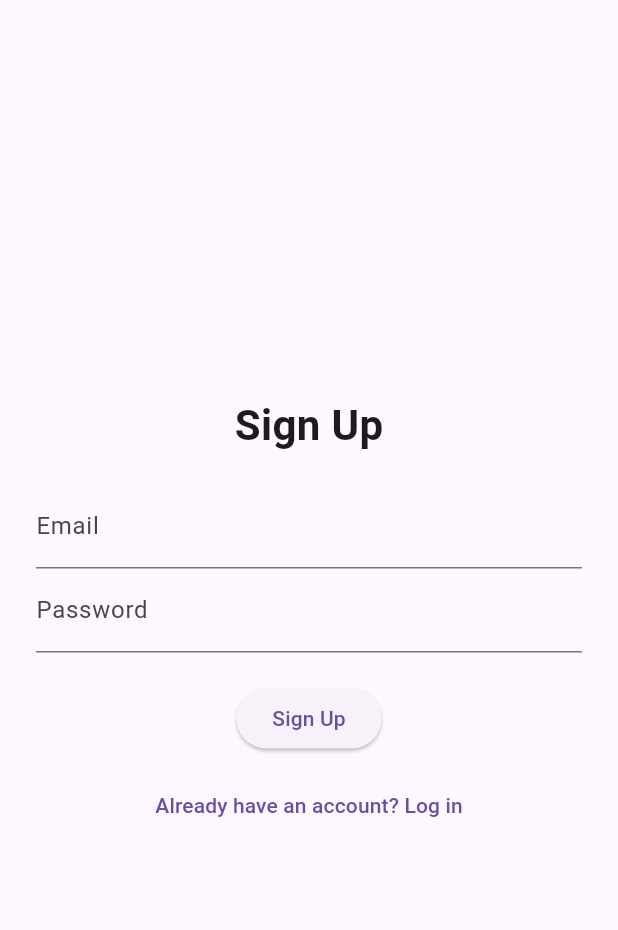
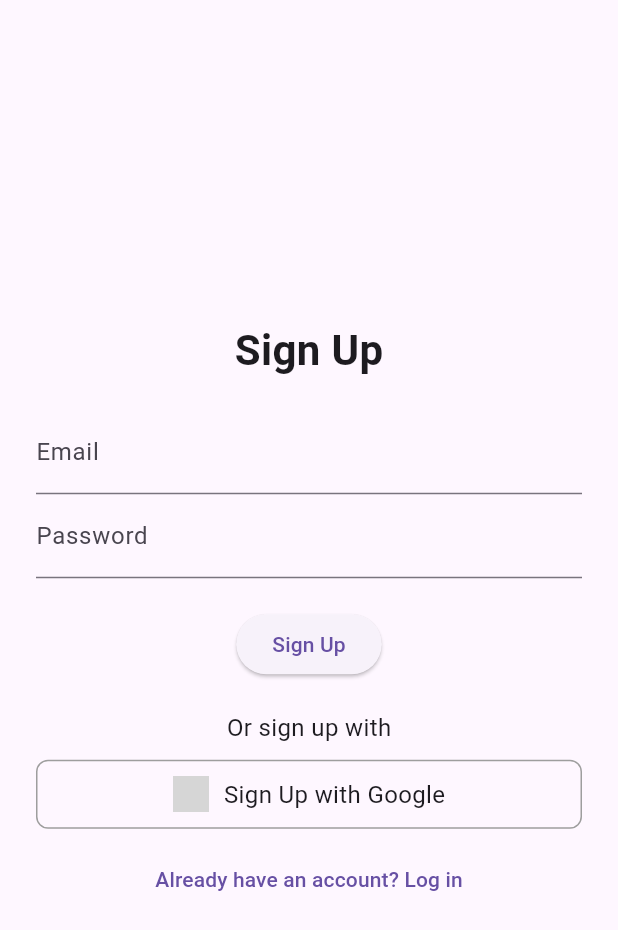
Before and after one commit to Devarsh-42/Initial-Firebase, a Flutter app: the screen it shows after launch, on a phone screen of 412 x 824 dp. Shown: the top 930 px of the screen. Run offline on Flutter 3.47's test engine with Material 3 defaults, Android fonts, the phone set to English and light mode, and no system bars; our stand-ins replace firebase_auth, firebase_core, google_sign_in; accounts and stored records are empty; grey boxes are pictures that could not be loaded.

Commit message:
google Auth Codes

```diff
--- a/lib/screens/signup_screen.dart
+++ b/lib/screens/signup_screen.dart
@@ -44,13 +44,40 @@ class _SignupPageState extends State<SignupPage> {
       if (user != null) {
         Navigator.pushReplacement(
           context,
-          MaterialPageRoute(builder: (context) => HomePage(userEmail: user.email ?? "Unknown")),
+          MaterialPageRoute(
+            builder: (context) => HomePage(userEmail: user.email ?? "Unknown"),
+          ),
         );
       } else {
         ScaffoldMessenger.of(context).showSnackBar(
           const SnackBar(content: Text('Signup failed. Try again.')),
         );
       }
+    }
+  }
+
+  void _signInWithGoogle() async {
+    setState(() {
+      _isLoading = true;
+    });
+
+    User? user = await _authService.signInWithGoogle();
+
+    setState(() {
+      _isLoading = false;
+    });
+
+    if (user != null) {
+      Navigator.pushReplacement(
+        context,
+        MaterialPageRoute(
+          builder: (context) => HomePage(userEmail: user.email ?? "Unknown"),
+        ),
+      );
+    } else {
+      ScaffoldMessenger.of(context).showSnackBar(
+        const SnackBar(content: Text('Google sign-in failed. Try again.')),
+      );
     }
   }
 
@@ -92,6 +119,28 @@ class _SignupPageState extends State<SignupPage> {
                 ],
               ),
             ),
+            const SizedBox(height: 20),
+            const Text("Or sign up with", style: TextStyle(fontSize: 16)),
+            const SizedBox(height: 10),
+            GestureDetector(
+              onTap: _isLoading ? null : _signInWithGoogle,
+              child: Container(
+                padding: const EdgeInsets.symmetric(vertical: 10),
+                width: double.infinity,
+                decoration: BoxDecoration(
+                  border: Border.all(color: Colors.grey),
+                  borderRadius: BorderRadius.circular(8),
+                ),
+                child: Row(
+                  mainAxisAlignment: MainAxisAlignment.center,
+                  children: [
+                    Image.asset('assets/google_logo.png', height: 24),
+                    const SizedBox(width: 10),
+                    const Text('Sign Up with Google', style: TextStyle(fontSize: 16)),
+                  ],
+                ),
+              ),
+            ),
             const SizedBox(height: 10),
             TextButton(
               onPressed: () {
```
